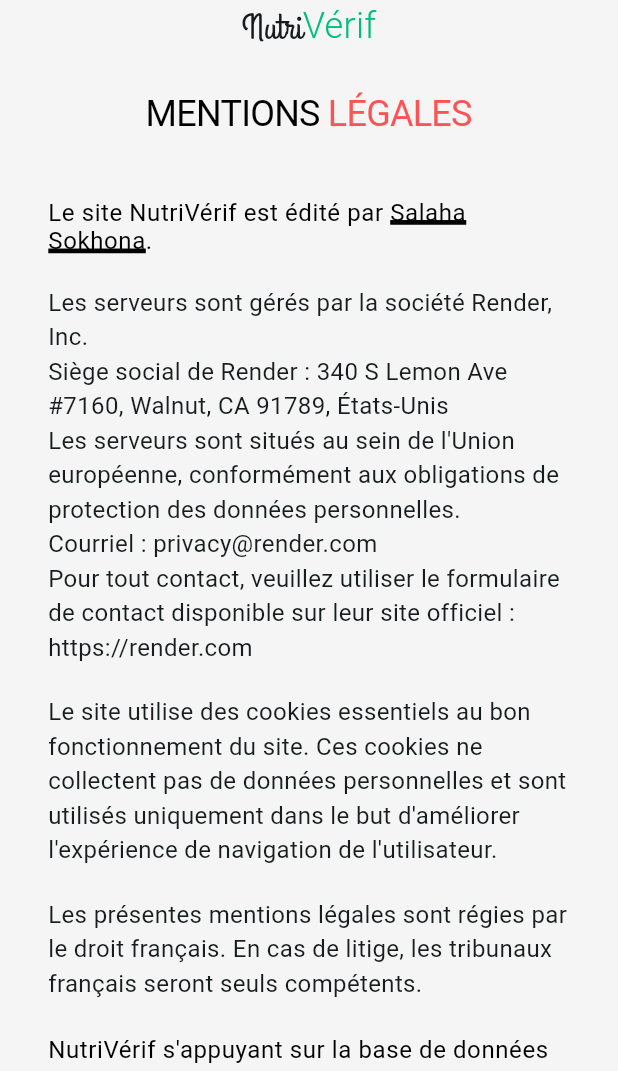
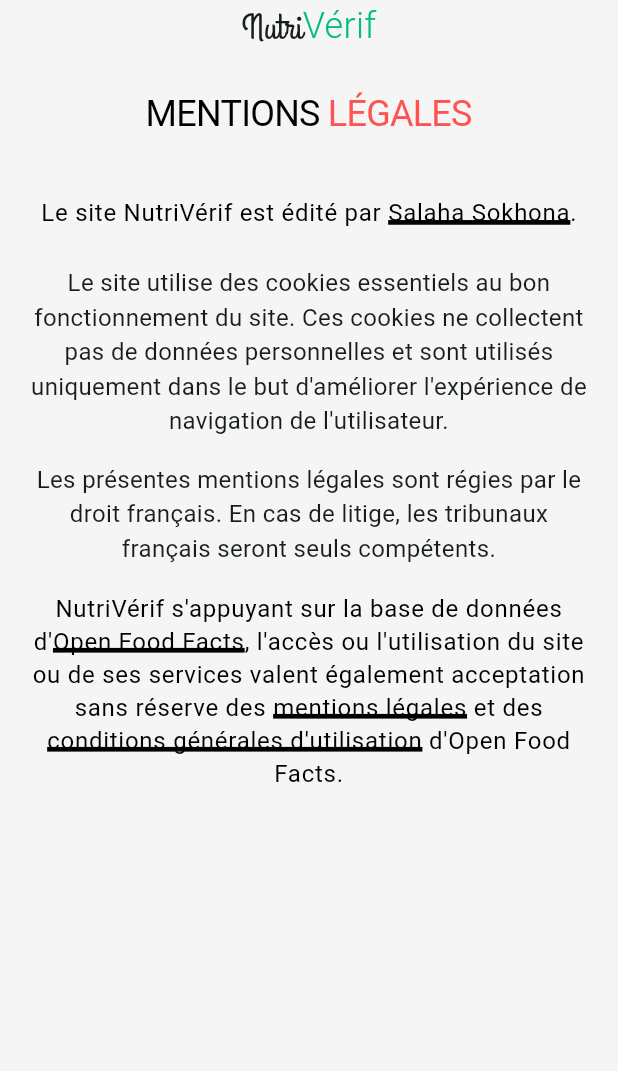
Before and after one commit to salaahl/nutriverif_app_by_flutter, a Flutter app: the screen it shows after launch, scrolled down 576 dp, after a tap on "Mentions légales", on a phone screen of 412 x 824 dp, the part 165-1236 px from its top. Run offline on Flutter 3.47's test engine with Material 3 defaults, Android fonts, the phone set to English and light mode, and no system bars; our stand-ins replace flutter_svg, shared_preferences, visibility_detector, youtube_player_flutter; missing offline and left inert: mobile_scanner; network calls fail.

Commit message:
style: ajustements

```diff
--- a/lib/views/screens/about_page.dart
+++ b/lib/views/screens/about_page.dart
@@ -31,9 +31,7 @@ class AboutPage extends StatelessWidget {
         child: ListView(
           children: [
             myAppBar(context, customStyles: customStyles),
-            Padding(
-              padding: EdgeInsets.symmetric(horizontal: 16),
-              child: Column(
+            Column(
               children: [
                 SizedBox(height: 16),
                 Text(
@@ -71,7 +69,7 @@ class AboutPage extends StatelessWidget {
                     );
                   },
                 ),
-                  SizedBox(height: 24),
+                const SizedBox(height: 24),
                 RichText(
                   textAlign: TextAlign.center,
                   text: TextSpan(
@@ -80,7 +78,9 @@ class AboutPage extends StatelessWidget {
                     style: const TextStyle(
                       color: Colors.black,
                       fontSize: 16,
-                      ).copyWith(height: 1.4, letterSpacing: 0.4),
+                      height: 1.4,
+                      letterSpacing: 0.5,
+                    ),
                     children: [
                       TextSpan(
                         text: 'Salaha Sokhona',
@@ -106,8 +106,8 @@ class AboutPage extends StatelessWidget {
                     ],
                   ),
                 ),
-                  SizedBox(height: 16),
-                  Text(
+                const SizedBox(height: 16),
+                const Text(
                   'Open Food Facts est une association à but non-lucratif composée de volontaires. Plus de 100.000 contributeurs comme vous ont ajouté plus de 3 000 000 '
                   'produits de 150 pays. Les données sur la nourriture sont d\'intérêt public et doivent être libres et ouvertes. La base de données complète est publiée en open data '
                   'et peut être réutilisée par quiconque et pour n\'importe quel usage.',
@@ -116,7 +116,6 @@ class AboutPage extends StatelessWidget {
                 ),
               ],
             ),
-            ),
             const SizedBox(height: 64),
           ],
         ),
--- a/lib/views/screens/home/home_page.dart
+++ b/lib/views/screens/home/home_page.dart
@@ -139,6 +139,8 @@ class _HomePageState extends State<HomePage> {
                               text:
                                   'NutriVérif est alimentée par "Open Food Facts", une base de données de produits alimentaires créée par tous et pour tous.',
                               style: TextStyle(
+                                height: 1.4,
+                                letterSpacing: 0.5,
                                 backgroundColor: Color.fromRGBO(
                                   0,
                                   189,
@@ -158,6 +160,8 @@ class _HomePageState extends State<HomePage> {
                               text:
                                   'Vous pouvez l\'utiliser pour faire de meilleurs choix alimentaires, et comme les données sont ouvertes, tout le monde peut les réutiliser pour tout usage.',
                               style: TextStyle(
+                                height: 1.4,
+                                letterSpacing: 0.5,
                                 backgroundColor: Color.fromRGBO(
                                   0,
                                   189,
@@ -172,37 +176,82 @@ class _HomePageState extends State<HomePage> {
                       const SizedBox(height: 16),
                       Row(
                         children: [
+                          Container(
+                            padding: const EdgeInsets.symmetric(
+                              horizontal: 12,
+                              vertical: 8,
+                            ),
+                            decoration: BoxDecoration(
+                              color: Colors.white,
+                              borderRadius: BorderRadius.circular(999),
+                            ),
+                            child: Row(
+                              children: [
                                 GestureDetector(
                                   onTap: () {
                                     Navigator.pushNamed(context, '/about');
                                   },
-                            child: Text(
+                                  child: Row(
+                                    children: [
+                                      Text(
                                         'En savoir plus',
                                         style: const TextStyle(
                                           fontWeight: FontWeight.w500,
                                         ),
                                       ),
+                                      const SizedBox(width: 8),
+                                      const Icon(
+                                        Icons.arrow_forward_rounded,
+                                        size: 18,
                                       ),
-                          const SizedBox(width: 8),
-                          const Icon(Icons.arrow_forward_rounded, size: 18),
                                     ],
                                   ),
-                      const SizedBox(height: 16),
+                                ),
+                              ],
+                            ),
+                          ),
+                        ],
+                      ),
+                      const SizedBox(height: 8),
                       Row(
+                        children: [
+                          Container(
+                            padding: const EdgeInsets.symmetric(
+                              horizontal: 12,
+                              vertical: 8,
+                            ),
+                            decoration: BoxDecoration(
+                              color: Colors.white,
+                              borderRadius: BorderRadius.circular(999),
+                            ),
+                            child: Row(
                               children: [
                                 GestureDetector(
                                   onTap: () {
-                              Navigator.pushNamed(context, '/legal-notice');
+                                    Navigator.pushNamed(
+                                      context,
+                                      '/legal-notice',
+                                    );
                                   },
-                            child: Text(
+                                  child: Row(
+                                    children: [
+                                      Text(
                                         'Mentions légales',
                                         style: const TextStyle(
                                           fontWeight: FontWeight.w500,
                                         ),
                                       ),
+                                      const SizedBox(width: 8),
+                                      const Icon(
+                                        Icons.arrow_forward_rounded,
+                                        size: 18,
                                       ),
-                          const SizedBox(width: 8),
-                          const Icon(Icons.arrow_forward_rounded, size: 18),
+                                    ],
+                                  ),
+                                ),
+                              ],
+                            ),
+                          ),
                         ],
                       ),
                     ],
--- a/lib/views/screens/legal_notice.dart
+++ b/lib/views/screens/legal_notice.dart
@@ -24,9 +24,7 @@ class LegalNoticePage extends StatelessWidget {
         padding: screenPadding,
         children: [
           myAppBar(context),
-          Padding(
-            padding: EdgeInsets.symmetric(horizontal: 16),
-            child: Column(
+          Column(
             children: [
               RichText(
                 text: const TextSpan(
@@ -53,12 +51,10 @@ class LegalNoticePage extends StatelessWidget {
                     style: const TextStyle(
                       fontSize: 16,
                       color: Colors.black,
-                        letterSpacing: 0.4,
+                      letterSpacing: 0.5,
                     ),
                     children: [
-                        const TextSpan(
-                          text: 'Le site NutriVérif est édité par ',
-                        ),
+                      const TextSpan(text: 'Le site NutriVérif est édité par '),
                       TextSpan(
                         text: 'Salaha Sokhona',
                         style: const TextStyle(
@@ -78,48 +74,34 @@ class LegalNoticePage extends StatelessWidget {
                   ),
                 ),
               ),
-                const Padding(
-                  padding: EdgeInsets.symmetric(vertical: 10),
-                  child: Text(
-                    'Les serveurs sont gérés par la société Render, Inc.\n'
-                    'Siège social de Render : 340 S Lemon Ave #7160, Walnut, CA 91789, États-Unis\n'
-                    'Les serveurs sont situés au sein de l\'Union européenne, conformément aux obligations de protection des données personnelles.\n'
-                    'Courriel : privacy@render.com\n'
-                    'Pour tout contact, veuillez utiliser le formulaire de contact disponible sur leur site officiel : https://render.com',
-                    style: TextStyle(fontSize: 16),
-                  ),
-                ),
-                const Padding(
-                  padding: EdgeInsets.symmetric(vertical: 10),
-                  child: Text(
+              const SizedBox(height: 16),
+              const Text(
                 'Le site utilise des cookies essentiels au bon fonctionnement du site. Ces cookies ne collectent '
                 'pas de données personnelles et sont utilisés uniquement dans le but d\'améliorer l\'expérience de '
                 'navigation de l\'utilisateur.',
+                textAlign: TextAlign.center,
                 style: TextStyle(fontSize: 16),
               ),
-                ),
-                const Padding(
-                  padding: EdgeInsets.symmetric(vertical: 10),
-                  child: Text(
+              const SizedBox(height: 16),
+              const Text(
                 'Les présentes mentions légales sont régies par le droit français. En cas de litige, les '
                 'tribunaux français seront seuls compétents.',
+                textAlign: TextAlign.center,
                 style: TextStyle(fontSize: 16),
               ),
-                ),
-                Padding(
-                  padding: const EdgeInsets.symmetric(vertical: 10),
-                  child: RichText(
+              const SizedBox(height: 16),
+              RichText(
+                textAlign: TextAlign.center,
                 text: TextSpan(
                   style: const TextStyle(
                     color: Colors.black,
                     fontSize: 16,
                     height: 1.4,
-                        letterSpacing: 0.4,
+                    letterSpacing: 0.5,
                   ),
                   children: [
                     const TextSpan(
-                          text:
-                              'NutriVérif s\'appuyant sur la base de données d\'',
+                      text: 'NutriVérif s\'appuyant sur la base de données d\'',
                     ),
                     TextSpan(
                       text: 'Open Food Facts',
@@ -172,9 +154,7 @@ class LegalNoticePage extends StatelessWidget {
                   ],
                 ),
               ),
-                ),
             ],
-            ),
           ),
           const SizedBox(height: 64),
         ],
```
Lines whose indentation alone changed are shown as unchanged.
